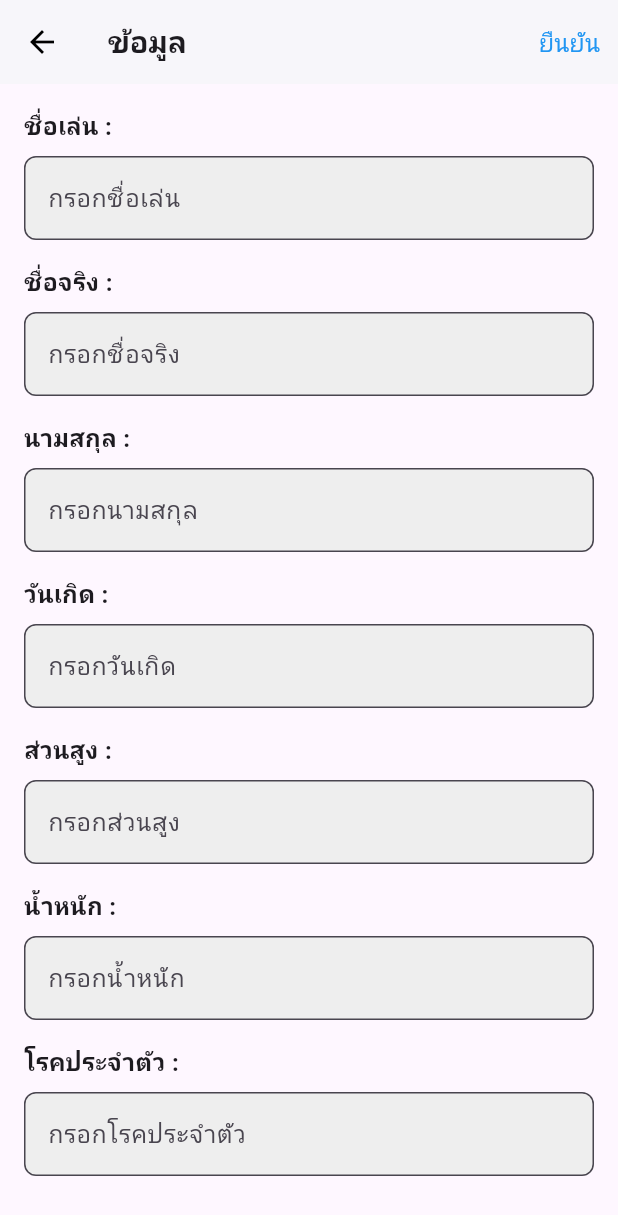
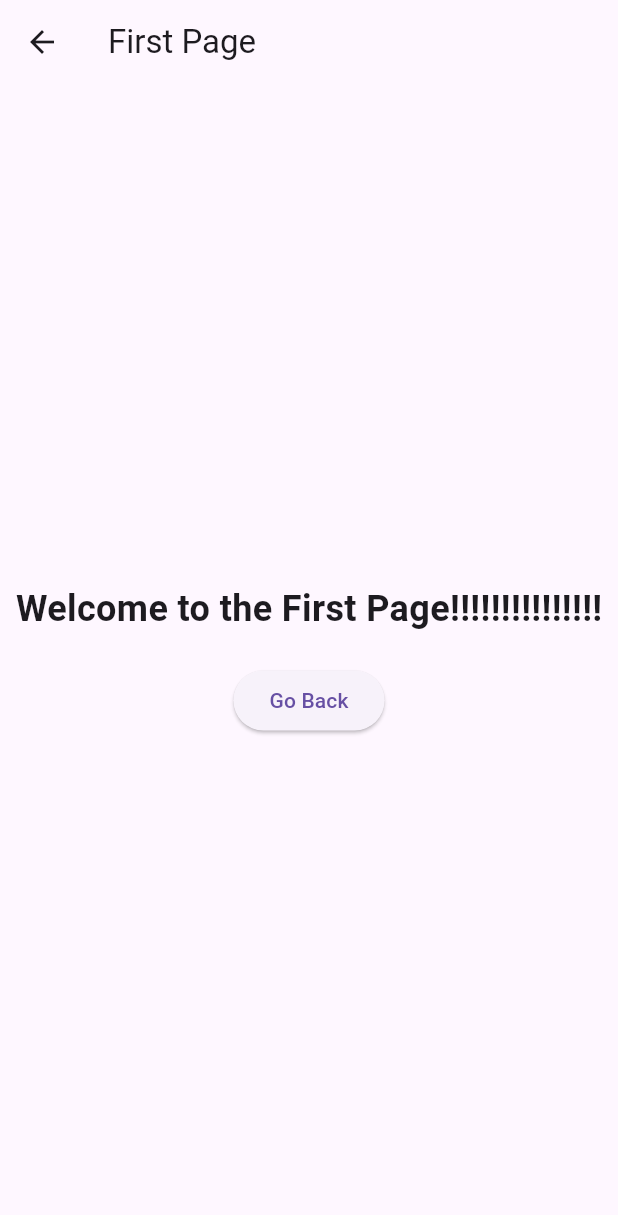
Before and after one commit to KittapongMoo/ProFaceMind, a Flutter app: the FirstPage screen opened directly, on a phone screen of 412 x 824 dp. Shown: the top 1215 px of the screen. Run offline on Flutter 3.47's test engine with Material 3 defaults, Android fonts, the phone set to English and light mode, and no system bars; our stand-ins replace shared_preferences; accounts and stored records are empty.

Commit message:
rename file

```diff
--- a/lib/firstpage.dart
+++ b/lib/firstpage.dart
@@ -1,160 +1,33 @@
+// FirstPage.dart
 import 'package:flutter/material.dart';
-import 'package:shared_preferences/shared_preferences.dart'; // Import SharedPreferences
-import 'secondpage.dart';
 
-class FirstPage extends StatefulWidget {
-  @override
-  _FirstPageState createState() => _FirstPageState();
-}
-
-class _FirstPageState extends State<FirstPage> {
-  // Controllers สำหรับแต่ละฟิลด์
-  final TextEditingController nicknameController = TextEditingController();
-  final TextEditingController firstnameController = TextEditingController();
-  final TextEditingController lastnameController = TextEditingController();
-  final TextEditingController birthdateController = TextEditingController();
-  final TextEditingController heightController = TextEditingController();
-  final TextEditingController weightController = TextEditingController();
-  final TextEditingController conditionController = TextEditingController();
-
-  // Save Information to SharedPreferences
-  Future<void> saveInformation() async {
-    final prefs = await SharedPreferences.getInstance();
-
-    // Save all information
-    await prefs.setString('nickname', nicknameController.text.trim());
-    await prefs.setString('firstname', firstnameController.text.trim());
-    await prefs.setString('lastname', lastnameController.text.trim());
-    await prefs.setString('birthdate', birthdateController.text.trim());
-    await prefs.setString('height', heightController.text.trim());
-    await prefs.setString('weight', weightController.text.trim());
-    await prefs.setString('condition', conditionController.text.trim());
-
-    // Show SnackBar after saving data
-    ScaffoldMessenger.of(context).showSnackBar(
-      const SnackBar(content: Text('ข้อมูลถูกบันทึกเรียบร้อยแล้ว!')),
-    );
-  }
-
-  // Build the input field widget
-  Widget buildInputField(String label, String hintText, TextEditingController controller) {
-    return Padding(
-      padding: const EdgeInsets.only(bottom: 16.0),
-      child: Column(
-        crossAxisAlignment: CrossAxisAlignment.start,
-        children: [
-          Text(
-            '$label :',
-            style: const TextStyle(
-              fontSize: 16,
-              fontWeight: FontWeight.bold,
-            ),
-          ),
-          const SizedBox(height: 8),
-          TextField(
-            controller: controller,
-            decoration: InputDecoration(
-              hintText: hintText,
-              border: OutlineInputBorder(
-                borderRadius: BorderRadius.circular(8.0),
-              ),
-              filled: true,
-              fillColor: Colors.grey[200],
-            ),
-          ),
-        ],
-      ),
-    );
-  }
+class FirstPage extends StatelessWidget {
+  const FirstPage({super.key});
 
   @override
   Widget build(BuildContext context) {
     return Scaffold(
       appBar: AppBar(
-        title: const Text(
-          'ข้อมูล',
-          style: TextStyle(
-            fontSize: 20,
-            fontWeight: FontWeight.bold,
-          ),
-        ),
-        actions: [
-          TextButton(
-            onPressed: () async {
-              // Save the information locally
-              await saveInformation();
-
-              // Navigate to SecondPage
-              Navigator.push(
-                context,
-                MaterialPageRoute(
-                  builder: (context) => const SecondPage(),
-                ),
-              );
-            },
-            child: const Text(
-              'ยืนยัน',
-              style: TextStyle(
-                fontSize: 16,
-                color: Colors.blue,
-              ),
+        title: Text('First Page'),
+      ),
+      body: Center(
+        child: Column(
+          mainAxisAlignment: MainAxisAlignment.center,
+          children: [
+            Text(
+              'Welcome to the First Page!!!!!!!!!!!!!!!',
+              style: TextStyle(fontSize: 24, fontWeight: FontWeight.bold),
             ),
-          ),
-        ],
-        backgroundColor: Colors.white,
-        elevation: 1,
-        iconTheme: const IconThemeData(color: Colors.black),
-      ),
-      body: Padding(
-        padding: const EdgeInsets.all(16.0),
-        child: SingleChildScrollView(
-          child: Column(
-            crossAxisAlignment: CrossAxisAlignment.start,
-            children: [
-              buildInputField('ชื่อเล่น', 'กรอกชื่อเล่น', nicknameController),
-              buildInputField('ชื่อจริง', 'กรอกชื่อจริง', firstnameController),
-              buildInputField('นามสกุล', 'กรอกนามสกุล', lastnameController),
-              buildInputField('วันเกิด', 'กรอกวันเกิด', birthdateController),
-              buildInputField('ส่วนสูง', 'กรอกส่วนสูง', heightController),
-              buildInputField('น้ำหนัก', 'กรอกน้ำหนัก', weightController),
-              buildInputField('โรคประจำตัว', 'กรอกโรคประจำตัว', conditionController),
-              const SizedBox(height: 16),
-              const Text(
-                'รูป :',
-                style: TextStyle(
-                  fontSize: 16,
-                  fontWeight: FontWeight.bold,
-                ),
-              ),
-              const SizedBox(height: 8),
-              Center(
-                child: ClipRRect(
-                  borderRadius: BorderRadius.circular(8.0),
-                  child: Image.asset(
-                    'assets/profile.jpg',
-                    width: 100,
-                    height: 100,
-                    fit: BoxFit.cover,
-                  ),
-                ),
-              ),
-            ],
-          ),
+            SizedBox(height: 20),
+            ElevatedButton(
+              onPressed: () {
+                Navigator.pop(context);
+              },
+              child: Text('Go Back'),
+            ),
+          ],
         ),
       ),
     );
   }
-
-  @override
-  void dispose() {
-    // Clean up TextEditingController when the widget is disposed
-    nicknameController.dispose();
-    firstnameController.dispose();
-    lastnameController.dispose();
-    birthdateController.dispose();
-    heightController.dispose();
-    weightController.dispose();
-    conditionController.dispose();
-    super.dispose();
-  }
 }
```
